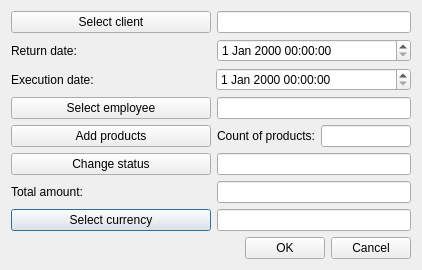
Above: OrmasAdmin/OrmasAdmin/CreateRtrnDlg.ui from Dalerjon/TheOrmasProejct before the change. Below: the same form after it.
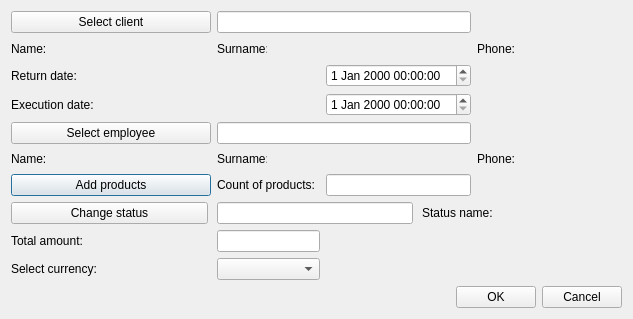
That is the form after the change.

The edit to the form file:
```diff
--- a/OrmasAdmin/OrmasAdmin/CreateRtrnDlg.ui
+++ b/OrmasAdmin/OrmasAdmin/CreateRtrnDlg.ui
@@ -6,10 +6,22 @@
    <rect>
     <x>0</x>
     <y>0</y>
-    <width>422</width>
-    <height>270</height>
+    <width>633</width>
+    <height>319</height>
    </rect>
   </property>
+  <property name="minimumSize">
+   <size>
+    <width>150</width>
+    <height>0</height>
+   </size>
+  </property>
+  <property name="maximumSize">
+   <size>
+    <width>16777215</width>
+    <height>16777215</height>
+   </size>
+  </property>
   <property name="windowTitle">
    <string>Create/Update return</string>
   </property>
@@ -32,28 +44,125 @@
    <property name="bottomMargin">
     <number>11</number>
    </property>
-   <item row="7" column="1" colspan="2">
-    <widget class="QLineEdit" name="currencyEdit">
-     <property name="readOnly">
-      <bool>false</bool>
+   <item row="6" column="0" colspan="2">
+    <widget class="QPushButton" name="addProdBtn">
+     <property name="text">
+      <string>Add products</string>
      </property>
     </widget>
    </item>
-   <item row="7" column="0">
-    <widget class="QPushButton" name="currencyBtn">
+   <item row="5" column="5">
+    <widget class="QLabel" name="empPhonePh">
+     <property name="minimumSize">
+      <size>
+       <width>100</width>
+       <height>0</height>
+      </size>
+     </property>
+     <property name="font">
+      <font>
+       <family>Times New Roman</family>
+       <pointsize>12</pointsize>
+       <weight>75</weight>
+       <italic>true</italic>
+       <bold>true</bold>
+      </font>
+     </property>
      <property name="text">
-      <string>Select currency</string>
+      <string/>
      </property>
     </widget>
    </item>
-   <item row="4" column="1">
-    <widget class="QLabel" name="prodCountLb">
+   <item row="5" column="4">
+    <widget class="QLabel" name="empPhoneLb">
      <property name="text">
-      <string>Count of products:</string>
+      <string>Phone:</string>
      </property>
     </widget>
    </item>
-   <item row="8" column="0" colspan="3">
+   <item row="5" column="3">
+    <widget class="QLabel" name="empSurnamePh">
+     <property name="minimumSize">
+      <size>
+       <width>100</width>
+       <height>0</height>
+      </size>
+     </property>
+     <property name="font">
+      <font>
+       <family>Times New Roman</family>
+       <pointsize>12</pointsize>
+       <weight>75</weight>
+       <italic>true</italic>
+       <bold>true</bold>
+      </font>
+     </property>
+     <property name="text">
+      <string/>
+     </property>
+    </widget>
+   </item>
+   <item row="5" column="1">
+    <widget class="QLabel" name="empNamePh">
+     <property name="minimumSize">
+      <size>
+       <width>100</width>
+       <height>0</height>
+      </size>
+     </property>
+     <property name="font">
+      <font>
+       <family>Times New Roman</family>
+       <pointsize>12</pointsize>
+       <weight>75</weight>
+       <italic>true</italic>
+       <bold>true</bold>
+      </font>
+     </property>
+     <property name="text">
+      <string/>
+     </property>
+    </widget>
+   </item>
+   <item row="5" column="2">
+    <widget class="QLabel" name="empSurnameLb">
+     <property name="minimumSize">
+      <size>
+       <width>50</width>
+       <height>0</height>
+      </size>
+     </property>
+     <property name="maximumSize">
+      <size>
+       <width>50</width>
+       <height>16777215</height>
+      </size>
+     </property>
+     <property name="text">
+      <string>Surname:</string>
+     </property>
+    </widget>
+   </item>
+   <item row="5" column="0">
+    <widget class="QLabel" name="empNameLb">
+     <property name="minimumSize">
+      <size>
+       <width>50</width>
+       <height>0</height>
+      </size>
+     </property>
+     <property name="maximumSize">
+      <size>
+       <width>50</width>
+       <height>16777215</height>
+      </size>
+     </property>
+     <property name="text">
+      <string>Name:</string>
+     </property>
+    </widget>
+   </item>
+   <item row="10" column="0" colspan="6">
     <layout class="QHBoxLayout" name="horizontalLayout">
      <item>
       <spacer name="horizontalSpacer">
@@ -84,7 +193,14 @@
      </item>
     </layout>
    </item>
-   <item row="0" column="0">
+   <item row="8" column="0" colspan="2">
+    <widget class="QLabel" name="sumLb">
+     <property name="text">
+      <string>Total amount:</string>
+     </property>
+    </widget>
+   </item>
+   <item row="0" column="0" colspan="2">
     <widget class="QPushButton" name="clientBtn">
      <property name="minimumSize">
       <size>
@@ -97,21 +213,118 @@
      </property>
     </widget>
    </item>
-   <item row="3" column="0">
-    <widget class="QPushButton" name="employeeBtn">
+   <item row="1" column="5">
+    <widget class="QLabel" name="clPhonePh">
+     <property name="minimumSize">
+      <size>
+       <width>100</width>
+       <height>0</height>
+      </size>
+     </property>
+     <property name="font">
+      <font>
+       <family>Times New Roman</family>
+       <pointsize>12</pointsize>
+       <weight>75</weight>
+       <italic>true</italic>
+       <bold>true</bold>
+      </font>
+     </property>
      <property name="text">
-      <string>Select employee</string>
+      <string/>
      </property>
     </widget>
    </item>
-   <item row="6" column="0">
-    <widget class="QLabel" name="sumLb">
+   <item row="1" column="4">
+    <widget class="QLabel" name="clPhoneLb">
      <property name="text">
-      <string>Total amount:</string>
+      <string>Phone:</string>
      </property>
     </widget>
    </item>
-   <item row="3" column="1" colspan="2">
+   <item row="1" column="3">
+    <widget class="QLabel" name="clSurnamePh">
+     <property name="minimumSize">
+      <size>
+       <width>100</width>
+       <height>0</height>
+      </size>
+     </property>
+     <property name="font">
+      <font>
+       <family>Times New Roman</family>
+       <pointsize>12</pointsize>
+       <weight>75</weight>
+       <italic>true</italic>
+       <bold>true</bold>
+      </font>
+     </property>
+     <property name="text">
+      <string/>
+     </property>
+    </widget>
+   </item>
+   <item row="1" column="2">
+    <widget class="QLabel" name="clSurnameLb">
+     <property name="minimumSize">
+      <size>
+       <width>50</width>
+       <height>0</height>
+      </size>
+     </property>
+     <property name="maximumSize">
+      <size>
+       <width>50</width>
+       <height>16777215</height>
+      </size>
+     </property>
+     <property name="text">
+      <string>Surname:</string>
+     </property>
+    </widget>
+   </item>
+   <item row="1" column="1">
+    <widget class="QLabel" name="clNamePh">
+     <property name="minimumSize">
+      <size>
+       <width>100</width>
+       <height>0</height>
+      </size>
+     </property>
+     <property name="font">
+      <font>
+       <family>Times New Roman</family>
+       <pointsize>12</pointsize>
+       <weight>75</weight>
+       <italic>true</italic>
+       <bold>true</bold>
+      </font>
+     </property>
+     <property name="text">
+      <string/>
+     </property>
+    </widget>
+   </item>
+   <item row="1" column="0">
+    <widget class="QLabel" name="clNameLb">
+     <property name="minimumSize">
+      <size>
+       <width>50</width>
+       <height>0</height>
+      </size>
+     </property>
+     <property name="maximumSize">
+      <size>
+       <width>50</width>
+       <height>16777215</height>
+      </size>
+     </property>
+     <property name="text">
+      <string>Name:</string>
+     </property>
+    </widget>
+   </item>
+   <item row="4" column="2" colspan="2">
     <widget class="QLineEdit" name="employeeEdit">
      <property name="toolTip">
       <string>&lt;html&gt;&lt;head/&gt;&lt;body&gt;&lt;p&gt;Enter employee ID&lt;/p&gt;&lt;/body&gt;&lt;/html&gt;</string>
@@ -121,28 +334,7 @@
      </property>
     </widget>
    </item>
-   <item row="6" column="1" colspan="2">
-    <widget class="QLineEdit" name="sumEdit">
-     <property name="readOnly">
-      <bool>true</bool>
-     </property>
-    </widget>
-   </item>
-   <item row="4" column="0">
-    <widget class="QPushButton" name="addProdBtn">
-     <property name="text">
-      <string>Add products</string>
-     </property>
-    </widget>
-   </item>
-   <item row="4" column="2">
-    <widget class="QLineEdit" name="prodCountEdit">
-     <property name="readOnly">
-      <bool>true</bool>
-     </property>
-    </widget>
-   </item>
-   <item row="0" column="1" colspan="2">
+   <item row="0" column="2" colspan="2">
     <widget class="QLineEdit" name="clientEdit">
      <property name="toolTip">
       <string>&lt;html&gt;&lt;head/&gt;&lt;body&gt;&lt;p&gt;Enter client ID&lt;/p&gt;&lt;/body&gt;&lt;/html&gt;</string>
@@ -152,28 +344,21 @@
      </property>
     </widget>
    </item>
-   <item row="1" column="0">
+   <item row="9" column="0" colspan="2">
+    <widget class="QLabel" name="currencyLb">
+     <property name="text">
+      <string>Select currency:</string>
+     </property>
+    </widget>
+   </item>
+   <item row="2" column="0" colspan="2">
     <widget class="QLabel" name="dateLb">
      <property name="text">
       <string>Return date:</string>
      </property>
     </widget>
    </item>
-   <item row="5" column="1" colspan="2">
-    <widget class="QLineEdit" name="statusEdit">
-     <property name="readOnly">
-      <bool>true</bool>
-     </property>
-    </widget>
-   </item>
-   <item row="5" column="0">
-    <widget class="QPushButton" name="statusBtn">
-     <property name="text">
-      <string>Change status</string>
-     </property>
-    </widget>
-   </item>
-   <item row="2" column="0" colspan="3">
+   <item row="3" column="0" colspan="4">
     <widget class="QWidget" name="execDateWidget" native="true">
      <layout class="QHBoxLayout" name="horizontalLayout_2">
       <property name="spacing">
@@ -199,13 +384,147 @@
        </widget>
       </item>
       <item>
-       <widget class="QDateTimeEdit" name="execDateEdit"/>
+       <spacer name="horizontalSpacer_2">
+        <property name="orientation">
+         <enum>Qt::Horizontal</enum>
+        </property>
+        <property name="sizeHint" stdset="0">
+         <size>
+          <width>40</width>
+          <height>20</height>
+         </size>
+        </property>
+       </spacer>
       </item>
+      <item>
+       <widget class="QDateTimeEdit" name="execDateEdit">
+        <property name="minimumSize">
+         <size>
+          <width>127</width>
+          <height>0</height>
+         </size>
+        </property>
+       </widget>
+      </item>
      </layout>
     </widget>
    </item>
-   <item row="1" column="1" colspan="2">
-    <widget class="QDateTimeEdit" name="dateEdit"/>
+   <item row="6" column="2">
+    <widget class="QLabel" name="prodCountLb">
+     <property name="text">
+      <string>Count of products:</string>
+     </property>
+    </widget>
+   </item>
+   <item row="6" column="3">
+    <widget class="QLineEdit" name="prodCountEdit">
+     <property name="readOnly">
+      <bool>true</bool>
+     </property>
+    </widget>
+   </item>
+   <item row="4" column="0" colspan="2">
+    <widget class="QPushButton" name="employeeBtn">
+     <property name="text">
+      <string>Select employee</string>
+     </property>
+    </widget>
+   </item>
+   <item row="7" column="0" colspan="6">
+    <widget class="QWidget" name="statusWidget" native="true">
+     <layout class="QHBoxLayout" name="horizontalLayout_3">
+      <property name="spacing">
+       <number>9</number>
+      </property>
+      <property name="leftMargin">
+       <number>0</number>
+      </property>
+      <property name="topMargin">
+       <number>0</number>
+      </property>
+      <property name="rightMargin">
+       <number>0</number>
+      </property>
+      <property name="bottomMargin">
+       <number>0</number>
+      </property>
+      <item>
+       <widget class="QPushButton" name="statusBtn">
+        <property name="sizePolicy">
+         <sizepolicy hsizetype="Fixed" vsizetype="Fixed">
+          <horstretch>0</horstretch>
+          <verstretch>0</verstretch>
+         </sizepolicy>
+        </property>
+        <property name="minimumSize">
+         <size>
+          <width>197</width>
+          <height>0</height>
+         </size>
+        </property>
+        <property name="text">
+         <string>Change status</string>
+        </property>
+       </widget>
+      </item>
+      <item>
+       <widget class="QLineEdit" name="statusEdit">
+        <property name="readOnly">
+         <bool>true</bool>
+        </property>
+       </widget>
+      </item>
+      <item>
+       <widget class="QLabel" name="statusLb">
+        <property name="text">
+         <string>Status name:</string>
+        </property>
+       </widget>
+      </item>
+      <item>
+       <widget class="QLabel" name="statusPh">
+        <property name="minimumSize">
+         <size>
+          <width>120</width>
+          <height>0</height>
+         </size>
+        </property>
+        <property name="font">
+         <font>
+          <family>Times New Roman</family>
+          <pointsize>12</pointsize>
+          <weight>75</weight>
+          <italic>true</italic>
+          <bold>true</bold>
+         </font>
+        </property>
+        <property name="text">
+         <string/>
+        </property>
+       </widget>
+      </item>
+     </layout>
+    </widget>
+   </item>
+   <item row="9" column="2">
+    <widget class="QComboBox" name="currencyCmb"/>
+   </item>
+   <item row="8" column="2">
+    <widget class="QLineEdit" name="sumEdit">
+     <property name="readOnly">
+      <bool>true</bool>
+     </property>
+    </widget>
+   </item>
+   <item row="2" column="3">
+    <widget class="QDateTimeEdit" name="dateEdit">
+     <property name="maximumSize">
+      <size>
+       <width>16777215</width>
+       <height>16777215</height>
+      </size>
+     </property>
+    </widget>
    </item>
   </layout>
  </widget>
```
Left out of the diff: 8 changed lines with no effect on the pictures.
